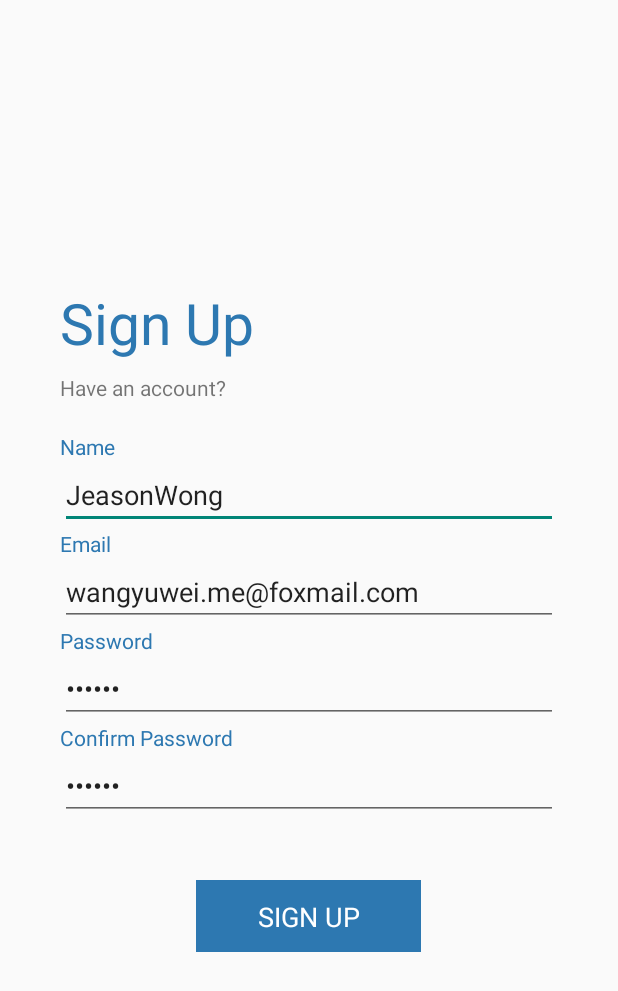
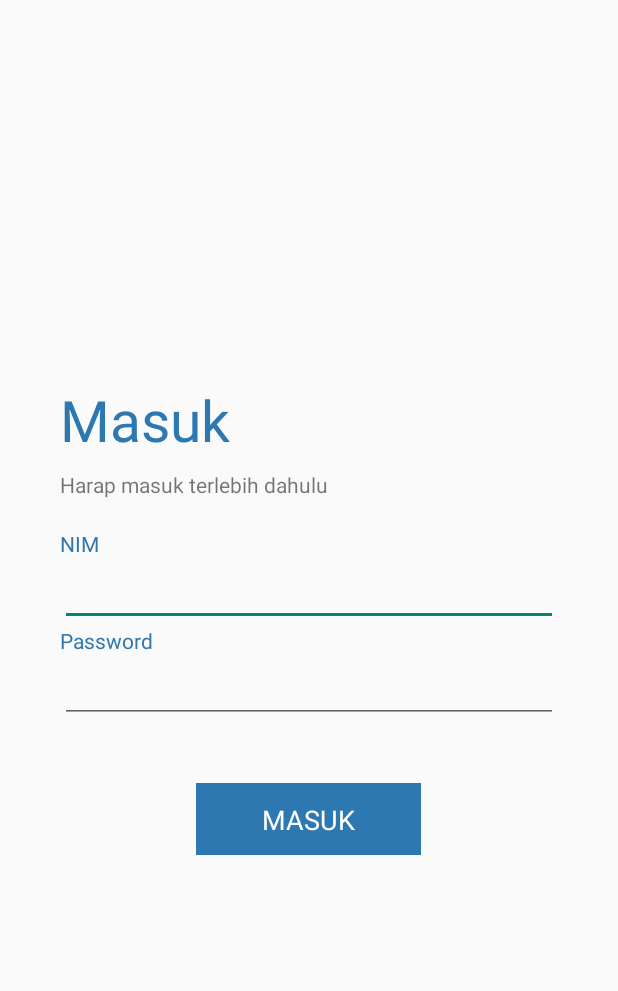
Before and after one commit to Danboru/Siasat, an Android app: the MainActivity screen opened directly, with no data from a screen before it, on a phone screen of 412 x 824 dp. Shown: the top 991 px of the screen. Run offline under Robolectric (Android 15) with nearby library versions, the phone set to English and light mode, and no system bars.

Commit message:
Perbaikan UI

```diff
--- a/app/src/main/AndroidManifest.xml
+++ b/app/src/main/AndroidManifest.xml
@@ -4,7 +4,7 @@
 
     <application
         android:allowBackup="true"
-        android:icon="@drawable/siasat"
+        android:icon="@mipmap/ic_launcher"
         android:label="@string/app_name"
         android:supportsRtl="true"
         android:theme="@style/AppTheme"
--- a/app/src/main/java/com/eightstudio/danboru/siasat/MainActivity.java
+++ b/app/src/main/java/com/eightstudio/danboru/siasat/MainActivity.java
@@ -49,7 +49,7 @@ public class MainActivity extends AppCompatActivity implements View.OnClickListe
         mFrtContent = (FrameLayout) findViewById(R.id.frt_content);
         mDuration = getResources().getInteger(R.integer.duration);
 
-        mSceneSignUp = Scene.getSceneForLayout(mFrtContent, R.layout.scene_sign_up, this);
+        mSceneSignUp = Scene.getSceneForLayout(mFrtContent, R.layout.scene_sign, this);
         mSceneSignUp.setEnterAction(new Runnable() {
             @Override
             public void run() {
--- a/app/src/main/java/com/eightstudio/danboru/siasat/animation/LoginLoadingView.java
+++ b/app/src/main/java/com/eightstudio/danboru/siasat/animation/LoginLoadingView.java
@@ -26,8 +26,8 @@ public class LoginLoadingView extends View {
     private int mStatus = STATUS_LOGIN;
     private float mLineWidth;
     private float mSuccessTextX;
-    private String mSuccessText = "SUCCESS";
-    private String mLoginText = "SIGN UP";
+    private String mSuccessText = "BERHASIL";
+    private String mLoginText = "MASUK";
     private int mLoginTextAlpha;
 
     public LoginLoadingView(Context context, AttributeSet attrs) {
@@ -112,6 +112,7 @@ public class LoginLoadingView extends View {
 
     private void startLoginSuccessAnim() {
         ValueAnimator textXAnim = ValueAnimator.ofFloat(0, (mWidth - getTextWidth(mSuccessText)) / 2);
+
         textXAnim.addUpdateListener(new ValueAnimator.AnimatorUpdateListener() {
             @Override
             public void onAnimationUpdate(ValueAnimator animation) {
@@ -120,6 +121,7 @@ public class LoginLoadingView extends View {
         });
 
         ValueAnimator alphaAnim = ValueAnimator.ofInt(255, 0);
+
         alphaAnim.addUpdateListener(new ValueAnimator.AnimatorUpdateListener() {
             @Override
             public void onAnimationUpdate(ValueAnimator animation) {
--- a/app/src/main/res/layout/scene_sign_up.xml
+++ b/app/src/main/res/layout/scene_sign.xml
@@ -15,7 +15,7 @@
         <TextView
             android:layout_width="wrap_content"
             android:layout_height="wrap_content"
-            android:text="Sign Up"
+            android:text="Masuk"
             android:textSize="38sp"
             android:textColor="@color/colorBg"/>
 
@@ -24,30 +24,19 @@
             android:layout_height="wrap_content"
             android:layout_marginTop="8dp"
             android:textSize="14sp"
-            android:text="Have an account?"/>
+            android:text="Harap masuk terlebih dahulu"/>
 
         <TextView
             android:layout_width="wrap_content"
             android:layout_height="wrap_content"
             android:layout_marginTop="20dp"
             android:textColor="@color/colorBg"
-            android:text="Name"/>
+            android:text="NIM"/>
 
         <EditText
             android:layout_width="match_parent"
             android:layout_height="wrap_content"
-            android:text="JeasonWong"/>
-
-        <TextView
-            android:layout_width="wrap_content"
-            android:layout_height="wrap_content"
-            android:textColor="@color/colorBg"
-            android:text="Email"/>
-
-        <EditText
-            android:layout_width="match_parent"
-            android:layout_height="wrap_content"
-            android:text="wangyuwei.me@foxmail.com"/>
+            />
 
         <TextView
             android:layout_width="wrap_content"
@@ -58,20 +47,7 @@
         <EditText
             android:layout_width="match_parent"
             android:layout_height="wrap_content"
-            android:text="123456"
-            android:inputType="textPassword"/>
-
-        <TextView
-            android:layout_width="wrap_content"
-            android:layout_height="wrap_content"
-            android:textColor="@color/colorBg"
-            android:text="Confirm Password"/>
-
-        <EditText
-            android:layout_width="match_parent"
-            android:layout_height="wrap_content"
-            android:text="123456"
-            android:inputType="textPassword"/>
+            />
 
         <RelativeLayout
             android:id="@+id/rlt_bg"
--- a/app/src/main/res/values/integer.xml
+++ b/app/src/main/res/values/integer.xml
@@ -1,4 +1,6 @@
 <?xml version="1.0" encoding="utf-8"?>
 <resources>
+
     <integer name="duration">500</integer>
+
 </resources>
--- a/app/src/main/res/values/strings.xml
+++ b/app/src/main/res/values/strings.xml
@@ -1,5 +1,6 @@
 <resources>
-    <string name="app_name">SignUpTransition</string>
+
+    <string name="app_name">Siasat</string>
     <string name="siasat">SIASAT</string>
 
 </resources>
```
Also changed, not shown: app/src/main/res/layout/activity_splash_screen.xml (+5 -8 lines), app/src/main/res/drawable/siasat.gif (deleted), app/src/main/res/drawable/siasat.png (added), app/src/main/res/mipmap-hdpi/ic_launcher.png, app/src/main/res/mipmap-ldpi/ic_launcher.png (added), app/src/main/res/mipmap-mdpi/ic_launcher.png, app/src/main/res/mipmap-xhdpi/ic_launcher.png, app/src/main/res/mipmap-xxhdpi/ic_launcher.png, app/src/main/res/mipmap-xxxhdpi/ic_launcher.png.
